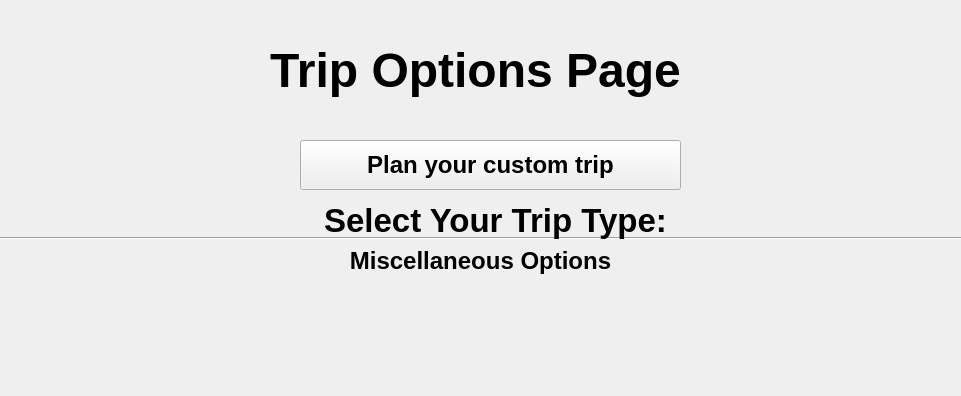
First picture: the form in planningtourpage.ui, repository nokk3n-dev/CS1D-Project-2-Baseball, before the edit.
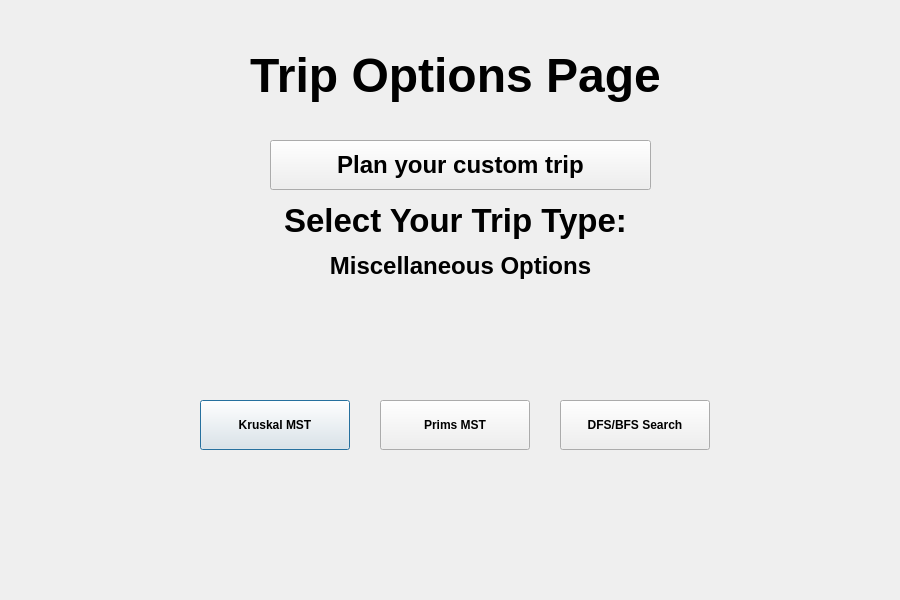
Second picture: the form after the edit.

Diff of the .ui file:
```diff
--- a/planningtourpage.ui
+++ b/planningtourpage.ui
@@ -6,8 +6,8 @@
    <rect>
     <x>0</x>
     <y>0</y>
-    <width>961</width>
-    <height>396</height>
+    <width>900</width>
+    <height>600</height>
    </rect>
   </property>
   <property name="windowTitle">
@@ -16,8 +16,8 @@
   <widget class="QPushButton" name="kruskal">
    <property name="geometry">
     <rect>
-     <x>240</x>
-     <y>620</y>
+     <x>200</x>
+     <y>400</y>
      <width>150</width>
      <height>50</height>
     </rect>
@@ -34,8 +34,8 @@
   <widget class="QPushButton" name="prims">
    <property name="geometry">
     <rect>
-     <x>420</x>
-     <y>620</y>
+     <x>380</x>
+     <y>400</y>
      <width>150</width>
      <height>50</height>
     </rect>
@@ -52,7 +52,7 @@
   <widget class="QPushButton" name="Trip_Button">
    <property name="geometry">
     <rect>
-     <x>300</x>
+     <x>270</x>
      <y>140</y>
      <width>381</width>
      <height>50</height>
@@ -68,26 +68,13 @@
     <string>Plan your custom trip</string>
    </property>
   </widget>
-  <widget class="Line" name="line">
-   <property name="geometry">
-    <rect>
-     <x>0</x>
-     <y>230</y>
-     <width>1001</width>
-     <height>16</height>
-    </rect>
-   </property>
-   <property name="orientation">
-    <enum>Qt::Horizontal</enum>
-   </property>
-  </widget>
   <widget class="QLabel" name="label">
    <property name="geometry">
     <rect>
-     <x>310</x>
+     <x>290</x>
      <y>240</y>
      <width>341</width>
-     <height>41</height>
+     <height>51</height>
     </rect>
    </property>
    <property name="font">
@@ -104,10 +91,13 @@
    </property>
   </widget>
   <widget class="QPushButton" name="dfs">
+   <property name="enabled">
+    <bool>true</bool>
+   </property>
    <property name="geometry">
     <rect>
-     <x>600</x>
-     <y>620</y>
+     <x>560</x>
+     <y>400</y>
      <width>150</width>
      <height>50</height>
     </rect>
@@ -124,7 +114,7 @@
   <widget class="QLabel" name="SelectTripLabel">
    <property name="geometry">
     <rect>
-     <x>260</x>
+     <x>220</x>
      <y>190</y>
      <width>471</width>
      <height>61</height>
@@ -146,10 +136,10 @@
   <widget class="QLabel" name="Title">
    <property name="geometry">
     <rect>
-     <x>230</x>
-     <y>40</y>
-     <width>491</width>
-     <height>61</height>
+     <x>150</x>
+     <y>30</y>
+     <width>611</width>
+     <height>91</height>
     </rect>
    </property>
    <property name="font">
```
